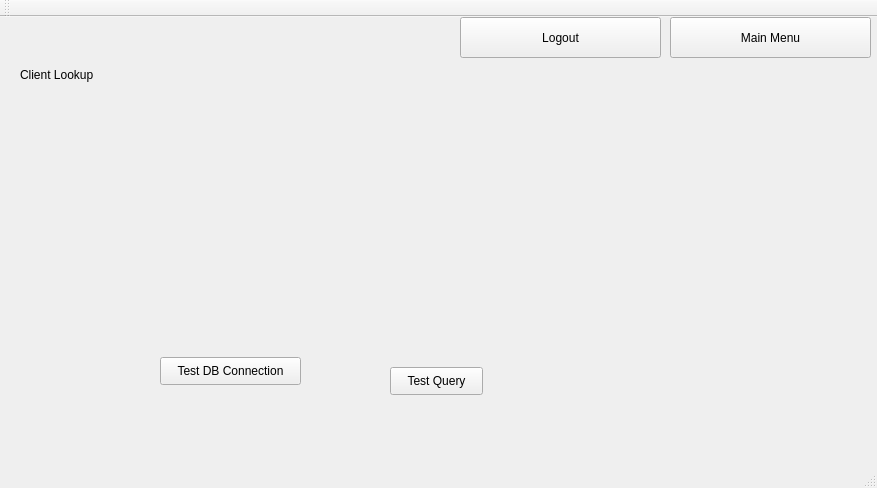
Old version of the form ArcApp/mainwindow.ui in the repository Arc-Project/Arc.
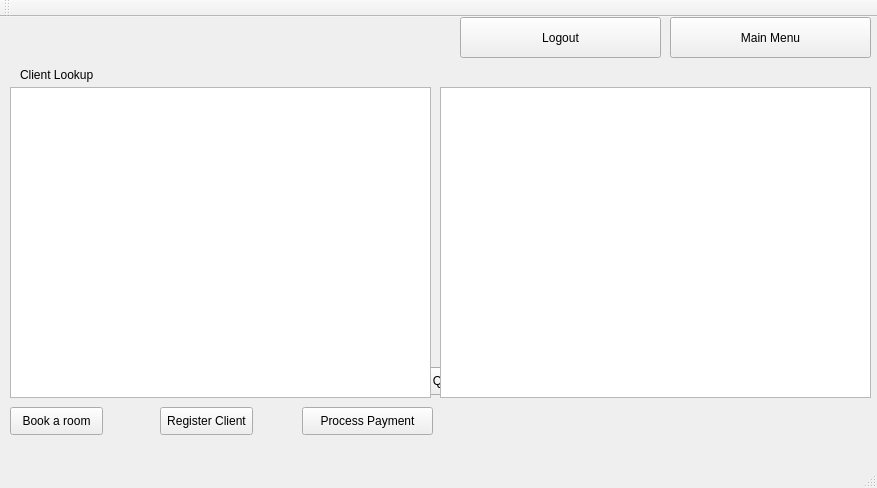
New version of the form. The open tabs and pages were chosen to show the change.

Commit message: updating client lookup view

The edit to the form file:
```diff
--- a/ArcApp/mainwindow.ui
+++ b/ArcApp/mainwindow.ui
@@ -143,6 +143,65 @@
        <string>Client Lookup</string>
       </property>
      </widget>
+     <widget class="QColumnView" name="columnView">
+      <property name="geometry">
+       <rect>
+        <x>10</x>
+        <y>30</y>
+        <width>421</width>
+        <height>311</height>
+       </rect>
+      </property>
+     </widget>
+     <widget class="QPushButton" name="pushButton_3">
+      <property name="geometry">
+       <rect>
+        <x>10</x>
+        <y>350</y>
+        <width>93</width>
+        <height>28</height>
+       </rect>
+      </property>
+      <property name="text">
+       <string>Book a room</string>
+      </property>
+     </widget>
+     <widget class="QPushButton" name="pushButton_4">
+      <property name="geometry">
+       <rect>
+        <x>160</x>
+        <y>350</y>
+        <width>93</width>
+        <height>28</height>
+       </rect>
+      </property>
+      <property name="text">
+       <string>Register Client</string>
+      </property>
+     </widget>
+     <widget class="QPushButton" name="pushButton_5">
+      <property name="geometry">
+       <rect>
+        <x>302</x>
+        <y>350</y>
+        <width>131</width>
+        <height>28</height>
+       </rect>
+      </property>
+      <property name="text">
+       <string>Process Payment</string>
+      </property>
+     </widget>
+     <widget class="QTableView" name="tableView">
+      <property name="geometry">
+       <rect>
+        <x>440</x>
+        <y>30</y>
+        <width>431</width>
+        <height>311</height>
+       </rect>
+      </property>
+     </widget>
     </widget>
     <widget class="QWidget" name="bookingLookup">
      <widget class="QLabel" name="label_2">
```
